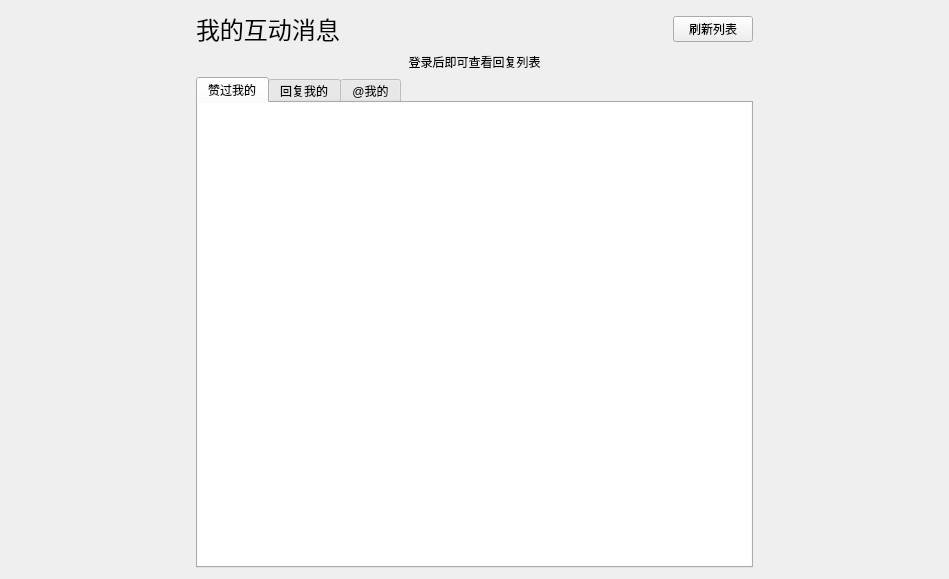
Above: src/resf/reply_at_me_page.ui from clb-128258/TiebaDesktop before the change. Below: the same form after it.
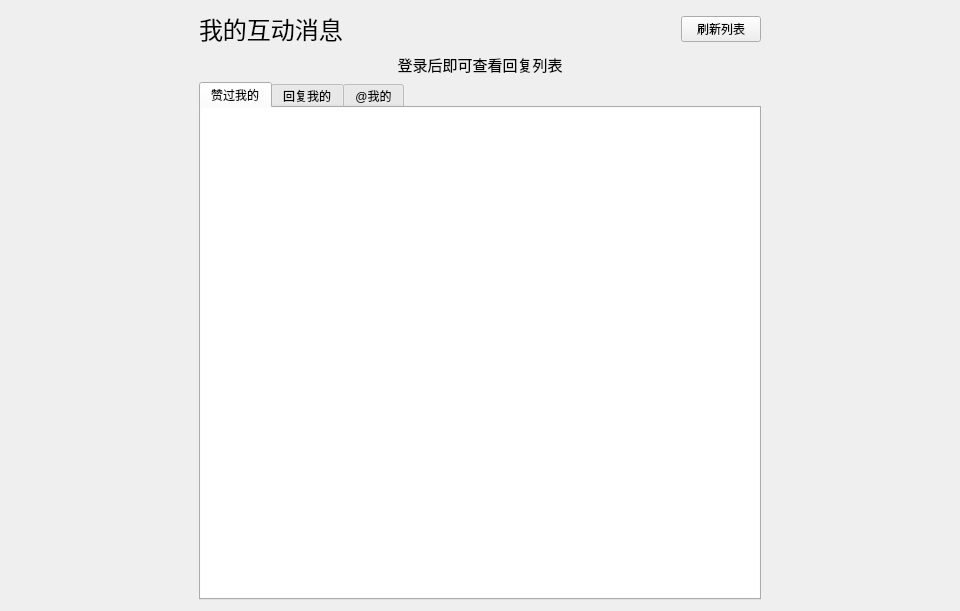
That is the form after the change.

What changed in the file:
```diff
--- a/src/resf/reply_at_me_page.ui
+++ b/src/resf/reply_at_me_page.ui
@@ -6,8 +6,8 @@
    <rect>
     <x>0</x>
     <y>0</y>
-    <width>949</width>
-    <height>579</height>
+    <width>960</width>
+    <height>611</height>
    </rect>
   </property>
   <property name="windowTitle">
@@ -70,6 +70,11 @@
      </item>
      <item row="2" column="0" colspan="3">
       <widget class="QLabel" name="label">
+       <property name="font">
+        <font>
+         <pointsize>11</pointsize>
+        </font>
+       </property>
        <property name="text">
         <string>登录后即可查看回复列表</string>
        </property>
```
Left out of the diff: 10 changed lines with no effect on the pictures.
